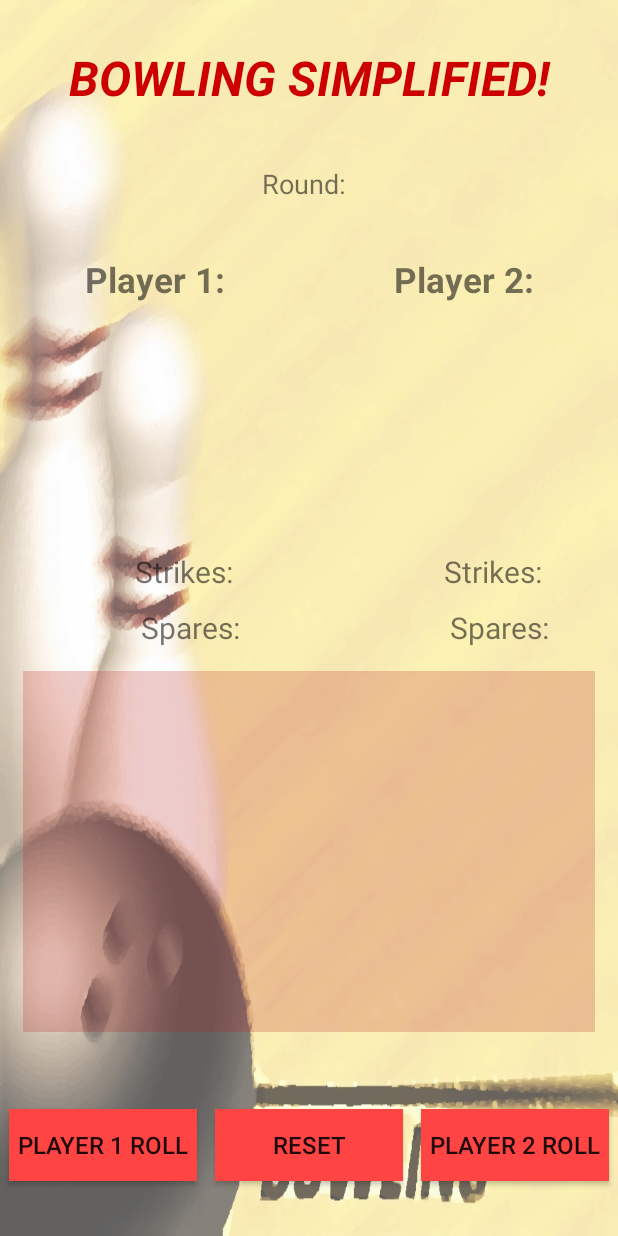
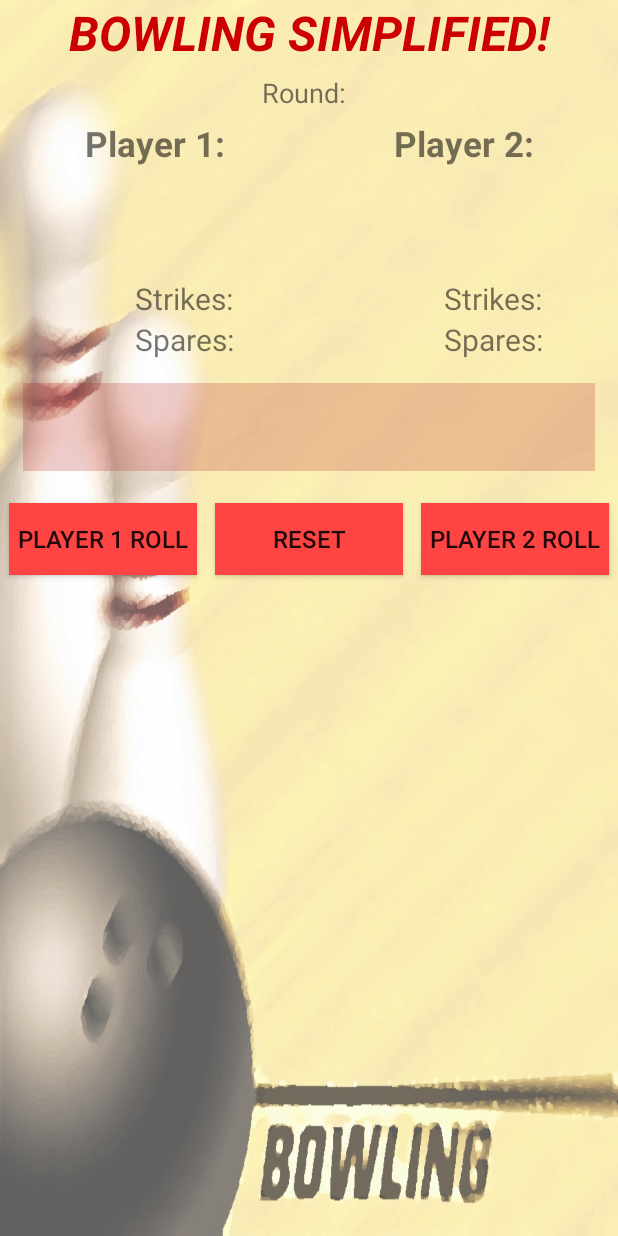
Before and after one commit to flisiq/Bowling_game, an Android app: the layout activity_main.xml on its own in the app's theme, with its tools: preview values and no code run, on a phone screen of 412 x 824 dp. Run offline under Robolectric (Android 15) with nearby library versions, the phone set to English and light mode, and no system bars.

Commit message:
Fixed app restarts after switching to landscape (after restarting activity), few tweaks

```diff
--- a/app/src/main/res/layout-land/activity_main.xml
+++ b/app/src/main/res/layout-land/activity_main.xml
@@ -1,5 +1,5 @@
 <?xml version="1.0" encoding="utf-8"?>
-<LinearLayout xmlns:android="http://schemas.android.com/apk/res/android"
+<ScrollView xmlns:android="http://schemas.android.com/apk/res/android"
     xmlns:tools="http://schemas.android.com/tools"
     android:layout_width="match_parent"
     android:layout_height="match_parent"
@@ -7,6 +7,10 @@
     android:orientation="horizontal"
     android:padding="@dimen/small_margin_padding"
     tools:context="com.example.android.bowling.MainActivity">
+
+    <LinearLayout
+        android:layout_width="match_parent"
+        android:layout_height="wrap_content">
 
         <LinearLayout
             android:layout_width="@dimen/null_margin_padding"
@@ -133,12 +137,9 @@
 
                 <TextView
                     android:id="@+id/player_2_strikes"
-                android:layout_width="wrap_content"
-                android:layout_height="match_parent"
+                    style="@style/strikesSpares_CountField"
                     android:layout_weight="1"
-                android:gravity="center_vertical"
-                android:text=""
-                android:textStyle="bold" />
+                    android:text="" />
 
 
             </LinearLayout>
@@ -202,5 +203,5 @@
                 android:text="@string/player_2_roll" />
         </LinearLayout>
 
-
     </LinearLayout>
+</ScrollView>
--- a/app/src/main/res/layout/activity_main.xml
+++ b/app/src/main/res/layout/activity_main.xml
@@ -1,5 +1,5 @@
 <?xml version="1.0" encoding="utf-8"?>
-<LinearLayout xmlns:android="http://schemas.android.com/apk/res/android"
+<ScrollView xmlns:android="http://schemas.android.com/apk/res/android"
     xmlns:tools="http://schemas.android.com/tools"
     android:layout_width="match_parent"
     android:layout_height="match_parent"
@@ -7,15 +7,21 @@
     android:orientation="vertical"
     tools:context="com.example.android.bowling.MainActivity">
 
+    <LinearLayout
+        android:layout_width="match_parent"
+        android:layout_height="wrap_content"
+        android:orientation="vertical">
+
         <TextView
             style="@style/titleText"
-        android:layout_weight="1"
+            android:layout_weight="3"
             android:text="@string/title" />
 
 
         <LinearLayout
             android:layout_width="match_parent"
-        android:layout_height="wrap_content"
+            android:layout_height="@dimen/null_margin_padding"
+            android:layout_weight="1"
             android:orientation="horizontal"
             android:padding="@dimen/small_margin_padding">
 
@@ -34,7 +40,7 @@
 
         <LinearLayout
             android:layout_width="match_parent"
-        android:layout_height="wrap_content"
+            android:layout_height="@dimen/null_margin_padding"
             android:layout_weight="1"
             android:orientation="horizontal">
 
@@ -52,8 +58,8 @@
 
         <LinearLayout
             android:layout_width="match_parent"
-        android:layout_height="wrap_content"
-        android:layout_weight="1"
+            android:layout_height="@dimen/null_margin_padding"
+            android:layout_weight="4"
             android:orientation="horizontal">
 
             <TextView
@@ -72,9 +78,9 @@
 
         <LinearLayout
             android:layout_width="match_parent"
-        android:layout_height="wrap_content"
-        android:orientation="horizontal"
-        android:paddingBottom="4dp">
+            android:layout_height="@dimen/null_margin_padding"
+            android:layout_weight="1"
+            android:orientation="horizontal">
 
             <TextView
                 style="@style/strikesSpares_TextField"
@@ -103,9 +109,9 @@
 
         <LinearLayout
             android:layout_width="match_parent"
-        android:layout_height="wrap_content"
-        android:orientation="horizontal"
-        android:paddingTop="@dimen/small_margin_padding">
+            android:layout_height="@dimen/null_margin_padding"
+            android:layout_weight="1"
+            android:orientation="horizontal">
 
 
             <TextView
@@ -115,7 +121,7 @@
 
             <TextView
                 android:id="@+id/player_1_spares"
-            style="@style/strikesSpares_TextField"
+                style="@style/strikesSpares_CountField"
                 android:layout_weight="1"
                 android:text="" />
 
@@ -126,7 +132,7 @@
 
             <TextView
                 android:id="@+id/player_2_spares"
-            style="@style/strikesSpares_TextField"
+                style="@style/strikesSpares_CountField"
                 android:layout_weight="1"
                 android:text="" />
 
@@ -153,8 +159,8 @@
 
         <LinearLayout
             android:layout_width="match_parent"
-        android:layout_height="wrap_content"
-        android:layout_weight="1"
+            android:layout_height="@dimen/null_margin_padding"
+            android:layout_weight="2"
             android:orientation="horizontal">
 
             <Button
@@ -176,5 +182,5 @@
                 android:text="@string/player_2_roll" />
         </LinearLayout>
 
-
     </LinearLayout>
+</ScrollView>
--- a/app/src/main/res/values/styles.xml
+++ b/app/src/main/res/values/styles.xml
@@ -11,7 +11,7 @@
 
     <style name="flavorTextBox">
         <item name="android:layout_width">match_parent</item>
-        <item name="android:layout_height">wrap_content</item>
+        <item name="android:layout_height">@dimen/null_margin_padding</item>
         <item name="android:layout_margin">@dimen/medium_margin_padding</item>"
         <item name="android:background">@color/colorAccent</item>
         <item name="android:padding">@dimen/small_margin_padding</item>
@@ -19,7 +19,7 @@
 
     <style name="titleText">
         <item name="android:layout_width">match_parent</item>
-        <item name="android:layout_height">wrap_content</item>
+        <item name="android:layout_height">@dimen/null_margin_padding</item>
         <item name="android:gravity">center</item>
         <item name="android:textAllCaps">true</item>
         <item name="android:textColor">@color/colorPrimaryDark</item>
@@ -64,6 +64,7 @@
         <item name="android:layout_height">match_parent</item>
         <item name="android:paddingLeft">@dimen/small_margin_padding</item>
         <item name="android:gravity">center_vertical</item>
+        <item name="android:layout_gravity">center_vertical</item>
         <item name="android:textSize">@dimen/round_FontSize</item>
         <item name="android:textStyle">bold</item>
     </style>
@@ -73,6 +74,7 @@
         <item name="android:layout_height">match_parent</item>
         <item name="android:paddingLeft">@dimen/small_margin_padding</item>
         <item name="android:gravity">center_vertical</item>
+        <item name="android:layout_gravity">center_vertical</item>
         <item name="android:textSize">@dimen/smallScore_FontSize</item>
     </style>
 
```
Also changed, not shown: app/src/main/java/com/example/android/bowling/MainActivity.java (+88 -17 lines). Lines whose indentation alone changed are shown as unchanged.
